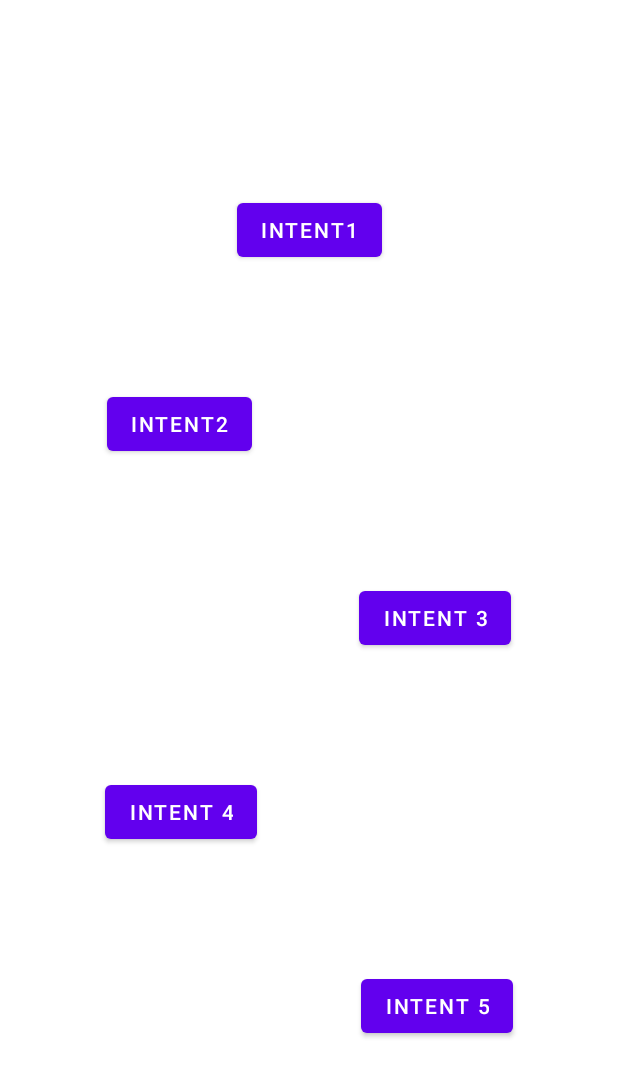
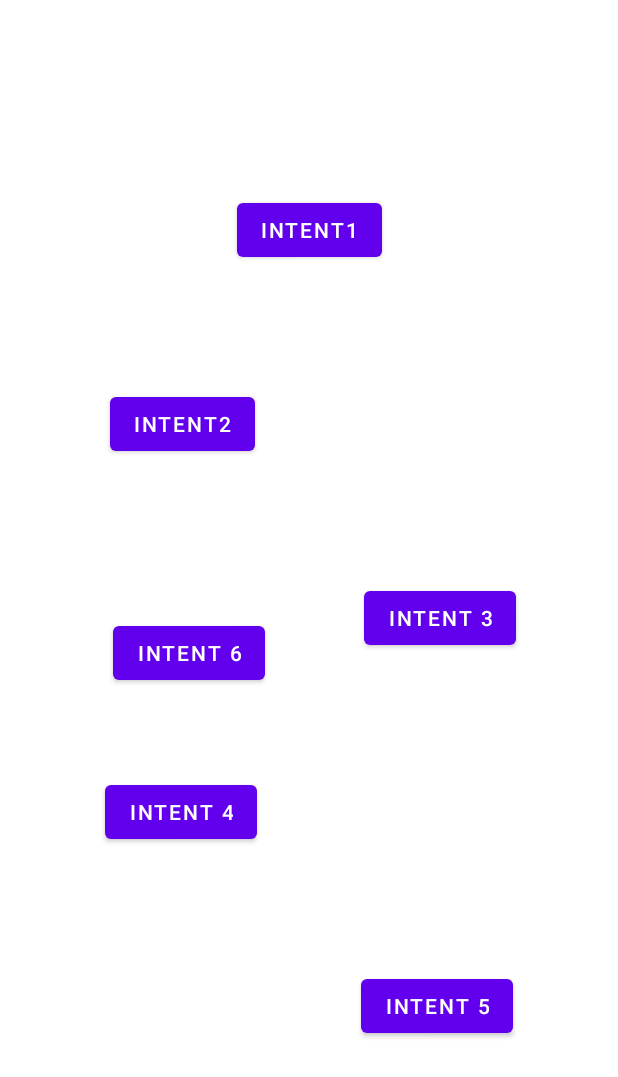
Before and after one commit to eqrakhattak/MAD-projects, an Android app: the layout activity_main.xml on its own in the app's theme, with its tools: preview values and no code run, on a phone screen of 412 x 824 dp. Shown: the top 1077 px of the screen. Run offline under Robolectric (Android 15) with nearby library versions, the phone set to English and light mode, and no system bars.

Commit message:
Adding Two Intents
Initiate a Phone Call and Add a Note

```diff
--- a/Intents/app/build.gradle
+++ b/Intents/app/build.gradle
@@ -37,6 +37,7 @@ dependencies {
     implementation 'androidx.appcompat:appcompat:1.4.0'
     implementation 'com.google.android.material:material:1.4.0'
     implementation 'androidx.constraintlayout:constraintlayout:2.1.2'
+    implementation 'com.google.android.gms:play-services-basement:17.6.0'
     testImplementation 'junit:junit:4.+'
     androidTestImplementation 'androidx.test.ext:junit:1.1.3'
     androidTestImplementation 'androidx.test.espresso:espresso-core:3.4.0'
--- a/Intents/app/src/main/res/layout/activity_main.xml
+++ b/Intents/app/src/main/res/layout/activity_main.xml
@@ -12,9 +12,9 @@
         android:layout_height="wrap_content"
         android:text="Intent1"
         app:layout_constraintBottom_toBottomOf="@+id/button2"
-        app:layout_constraintTop_toTopOf="parent"
         app:layout_constraintLeft_toLeftOf="parent"
-        app:layout_constraintRight_toRightOf="parent" />
+        app:layout_constraintRight_toRightOf="parent"
+        app:layout_constraintTop_toTopOf="parent" />
 
 
     <Button
@@ -32,11 +32,12 @@
         android:id="@+id/button3"
         android:layout_width="wrap_content"
         android:layout_height="wrap_content"
+        android:layout_marginEnd="2dp"
         android:text="Intent 3"
         app:layout_constraintBottom_toBottomOf="@+id/button4"
         app:layout_constraintEnd_toEndOf="parent"
         app:layout_constraintHorizontal_bias="0.5"
-        app:layout_constraintStart_toEndOf="@+id/button2"
+        app:layout_constraintStart_toEndOf="@+id/note_btn"
         app:layout_constraintTop_toTopOf="@+id/button2" />
 
     <Button
@@ -62,7 +63,19 @@
         app:layout_constraintEnd_toEndOf="parent"
         app:layout_constraintHorizontal_bias="0.5"
         app:layout_constraintStart_toEndOf="@+id/button4"
-        app:layout_constraintTop_toTopOf="@+id/button4"
-        />
+        app:layout_constraintTop_toTopOf="@+id/button4" />
+
+    <Button
+        android:id="@+id/note_btn"
+        android:layout_width="wrap_content"
+        android:layout_height="wrap_content"
+        android:layout_marginStart="9dp"
+        android:layout_marginTop="89dp"
+        android:layout_marginBottom="43dp"
+        android:text="Intent 6"
+        app:layout_constraintBottom_toTopOf="@+id/button4"
+        app:layout_constraintEnd_toStartOf="@+id/button3"
+        app:layout_constraintStart_toStartOf="parent"
+        app:layout_constraintTop_toBottomOf="@+id/button2" />
 
 </androidx.constraintlayout.widget.ConstraintLayout>
```
Also changed, not shown: Intents/app/src/main/AndroidManifest.xml (+9 -1 lines), Intents/app/src/main/java/com/eqra/intents/AddNote.kt (added, +22 -0 lines), Intents/app/src/main/java/com/eqra/intents/MainActivity.kt (+16 -2 lines), Intents/app/src/main/java/com/eqra/intents/phonecall.kt (added, +26 -0 lines), Intents/app/src/main/res/layout/activity_add_note.xml (added, +25 -0 lines), Intents/app/src/main/res/layout/activity_phonecall.xml (added, +21 -0 lines).
